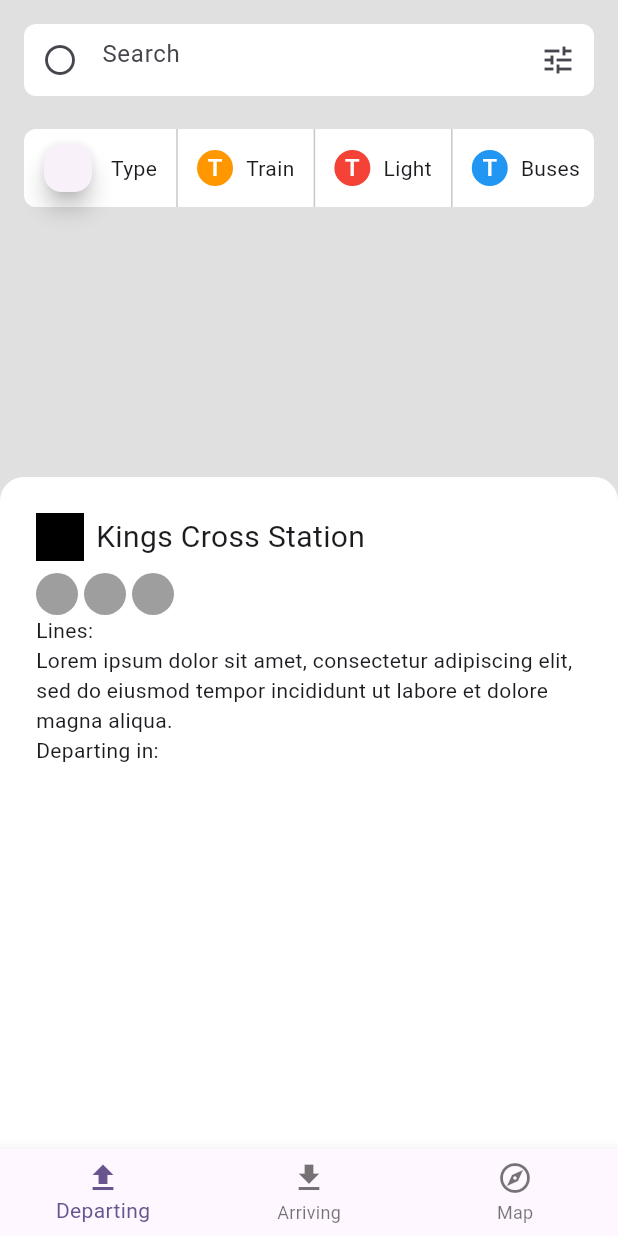
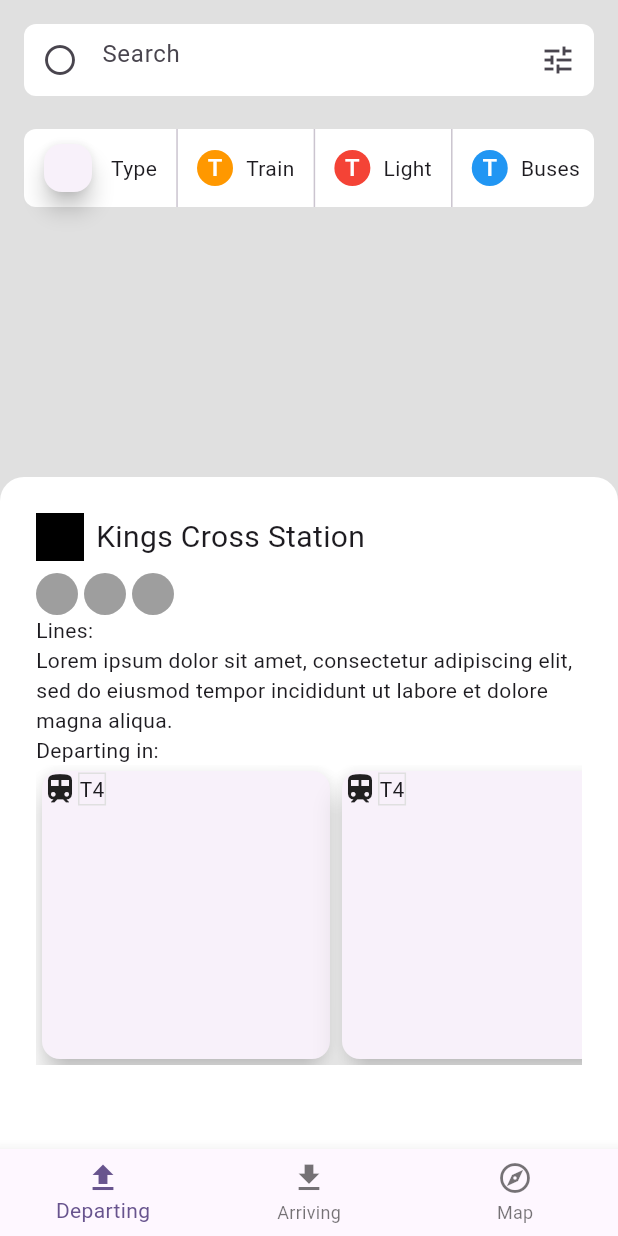
Before and after one commit to JAICHANGPARK/flutter_notebook_chapter_33, a Flutter app: the TransportMainPage screen opened directly, on a phone screen of 412 x 824 dp. Run offline on Flutter 3.47's test engine with Material 2 defaults, Android fonts, the phone set to English and light mode, and no system bars; our stand-ins replace dots_indicator, gap.

Commit message:
Update transport_main_page.dart

```diff
--- a/lib/ep1685_transport_app/views/transport_main_page.dart
+++ b/lib/ep1685_transport_app/views/transport_main_page.dart
@@ -165,7 +165,29 @@ class _TransportMainPageState extends State<TransportMainPage> {
                         child: ListView.builder(
                           scrollDirection: Axis.horizontal,
                           itemBuilder: (context, index) {
-                            return Card();
+                            return SizedBox(
+                              width: 200,
+                              child: Card(
+                                elevation: 8,
+                                child: Column(
+                                  children: [
+                                    Row(
+                                      children: [
+                                        Icon(Icons.train),
+                                        Container(
+                                          decoration: BoxDecoration(
+                                            border: Border.all(
+                                              color: Colors.grey[300]!,
+                                            ),
+                                          ),
+                                          child: Text("T4"),
+                                        )
+                                      ],
+                                    )
+                                  ],
+                                ),
+                              ),
+                            );
                           },
                         ),
                       )
```
